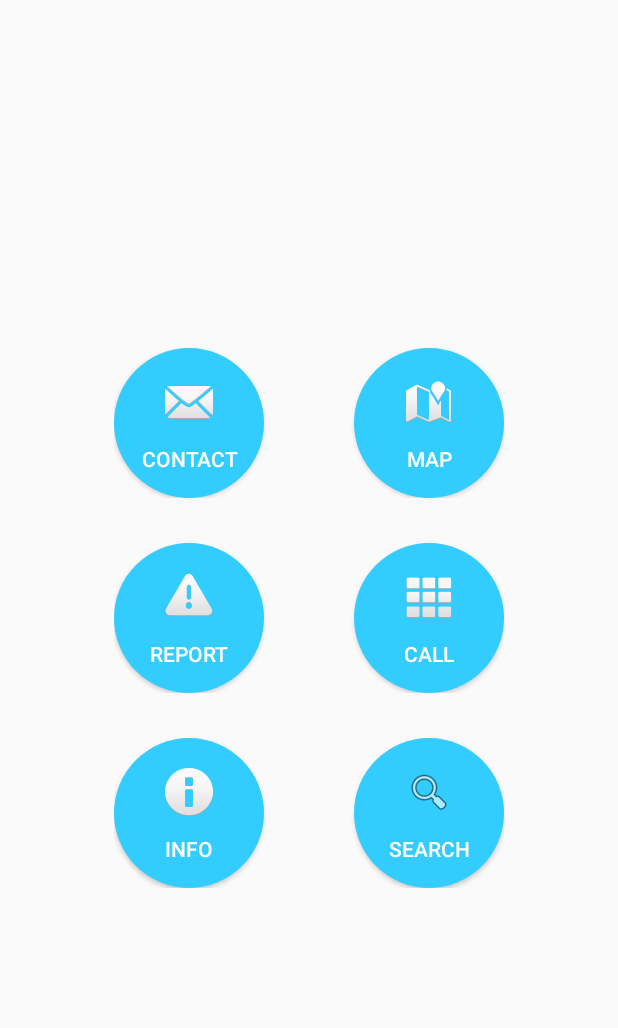
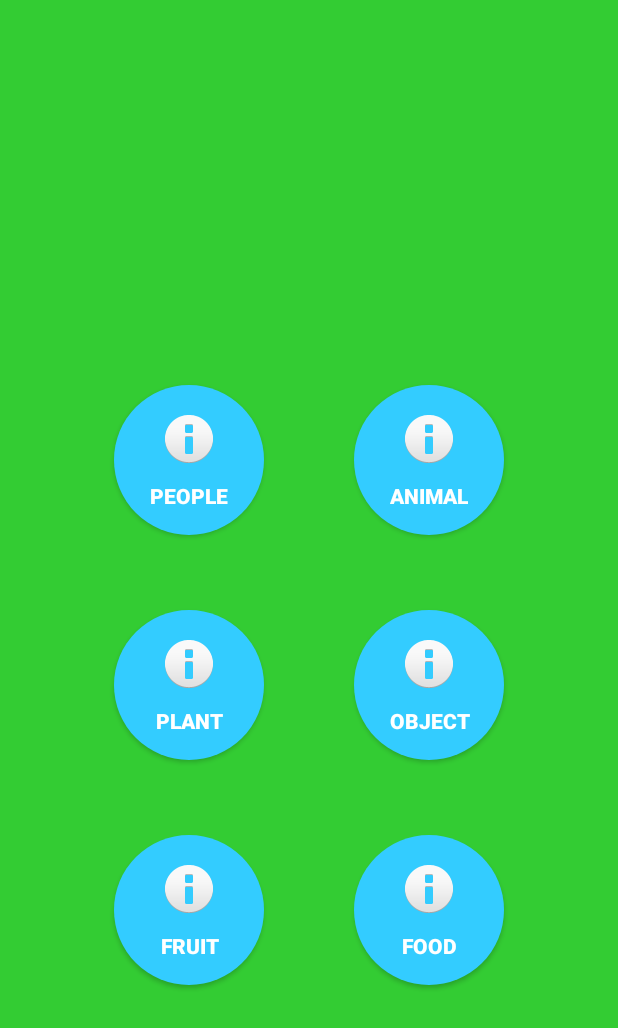
Before and after one commit to TuanAnhNguyen69/Huskid, an Android app: the layout activity_home.xml on its own in the app's theme, with its tools: preview values and no code run, on a phone screen of 412 x 824 dp. Shown: the top 1028 px of the screen. Run offline under Robolectric (Android 15) with nearby library versions, the phone set to English and light mode, and no system bars.

Commit message:
Added popup

```diff
--- a/app/src/main/res/drawable/circular_button.xml
+++ b/app/src/main/res/drawable/circular_button.xml
@@ -1,11 +1,25 @@
 <?xml version="1.0" encoding="utf-8"?>
-<shape xmlns:android="http://schemas.android.com/apk/res/android"
-    android:shape="rectangle">
+<ripple xmlns:android="http://schemas.android.com/apk/res/android"
+        android:color="@color/colorWhite">
+    <item android:id="@android:id/mask">
+        <shape android:shape="rectangle">
             <corners android:radius="1000dp" />
-    <solid android:color="#33ccff" />
+            <solid android:color="@color/colorWhite" />
             <padding
                 android:bottom="4dp"
                 android:left="4dp"
                 android:right="4dp"
                 android:top="4dp" />
         </shape>
+    </item>
+    <item android:id="@android:id/background">
+        <shape android:shape="rectangle">
+            <gradient
+                android:angle="90"
+                android:endColor="#33ccff"
+                android:startColor="#33ccff"
+                android:type="linear"/>
+            <corners android:radius="1000dp" />
+        </shape>
+    </item>
+</ripple>
--- a/app/src/main/res/layout/activity_home.xml
+++ b/app/src/main/res/layout/activity_home.xml
@@ -1,90 +1,129 @@
 <LinearLayout xmlns:android="http://schemas.android.com/apk/res/android"
     android:layout_width="match_parent"
     android:layout_height="match_parent"
+    android:background="@color/colorGreen"
     android:gravity="center"
     android:orientation="vertical"
-    android:padding="16dp">
+    android:padding="16dp"
+    android:id="@+id/activity_home_layout">
 
     <LinearLayout
         android:layout_width="wrap_content"
-        android:layout_height="wrap_content"
+        android:layout_height="120dp"
+        android:layout_marginTop="90dp"
         android:orientation="horizontal">
 
         <Button
+            android:id="@+id/btnPeople"
             android:layout_width="100dp"
             android:layout_height="100dp"
+            android:layout_gravity="center"
+            android:layout_marginLeft="5dp"
             android:background="@drawable/circular_button"
-            android:drawableTop="@android:drawable/ic_dialog_email"
+            android:clickable="true"
+            android:drawableTop="@android:drawable/ic_dialog_info"
             android:paddingTop="20dp"
-            android:text="Contact"
+            android:shadowColor="#808080"
+            android:text="People"
+            android:textStyle="bold"
             android:textColor="#fff"
-            android:shadowColor="#808080"
-            android:clickable="true"/>
+            android:onClick="onButtonClick"/>
 
         <Button
+            android:id="@+id/btnAnimal"
             android:layout_width="100dp"
             android:layout_height="100dp"
+            android:layout_gravity="center"
             android:layout_marginLeft="60dp"
+            android:layout_marginRight="5dp"
             android:background="@drawable/circular_button"
-            android:drawableTop="@android:drawable/ic_dialog_map"
+            android:clickable="true"
+            android:drawableTop="@android:drawable/ic_dialog_info"
             android:paddingTop="20dp"
-            android:text="Map"
+            android:shadowColor="#808080"
+            android:text="Animal"
+            android:textStyle="bold"
             android:textColor="#fff"
-            android:shadowColor="#808080"
-            android:clickable="true"/>
+            android:onClick="onButtonClick"/>
     </LinearLayout>
+
     <LinearLayout
         android:layout_width="wrap_content"
-        android:layout_height="wrap_content"
-        android:orientation="horizontal"
-        android:layout_marginTop="30dp">
+        android:layout_height="120dp"
+        android:layout_marginTop="30dp"
+        android:orientation="horizontal">
+
         <Button
+            android:id="@+id/btnPlant"
             android:layout_width="100dp"
             android:layout_height="100dp"
+            android:layout_gravity="center"
+            android:layout_marginLeft="5dp"
             android:background="@drawable/circular_button"
-            android:drawableTop="@android:drawable/ic_dialog_alert"
+            android:clickable="true"
+            android:drawableTop="@android:drawable/ic_dialog_info"
             android:paddingTop="20dp"
-            android:text="Report"
+            android:shadowColor="#808080"
+            android:text="Plant"
+            android:textStyle="bold"
             android:textColor="#fff"
-            android:shadowColor="#808080"
-            android:clickable="true"/>
+            android:onClick="onButtonClick"/>
+
         <Button
+            android:id="@+id/btnObject"
             android:layout_width="100dp"
             android:layout_height="100dp"
+            android:layout_gravity="center"
             android:layout_marginLeft="60dp"
+            android:layout_marginRight="5dp"
             android:background="@drawable/circular_button"
-            android:drawableTop="@android:drawable/ic_dialog_dialer"
+            android:clickable="true"
+            android:drawableTop="@android:drawable/ic_dialog_info"
             android:paddingTop="20dp"
-            android:text="Call"
+            android:shadowColor="#808080"
+            android:text="Object"
+            android:textStyle="bold"
             android:textColor="#fff"
-            android:shadowColor="#808080"
-            android:clickable="true"/>
+            android:onClick="onButtonClick"/>
     </LinearLayout>
+
     <LinearLayout
         android:layout_width="wrap_content"
-        android:layout_height="wrap_content"
-        android:orientation="horizontal"
-        android:layout_marginTop="30dp">
+        android:layout_height="120dp"
+        android:layout_marginTop="30dp"
+        android:orientation="horizontal">
+
         <Button
+            android:id="@+id/btnFruit"
             android:layout_width="100dp"
             android:layout_height="100dp"
+            android:layout_gravity="center"
+            android:layout_marginLeft="5dp"
             android:background="@drawable/circular_button"
+            android:clickable="true"
             android:drawableTop="@android:drawable/ic_dialog_info"
             android:paddingTop="20dp"
-            android:text="Info"
+            android:shadowColor="#808080"
+            android:text="Fruit"
+            android:textStyle="bold"
             android:textColor="#fff"
-            android:shadowColor="#808080"
-            android:clickable="true"/>
+            android:onClick="onButtonClick"/>
+
         <Button
+            android:id="@+id/btnFood"
             android:layout_width="100dp"
             android:layout_height="100dp"
+            android:layout_gravity="center"
             android:layout_marginLeft="60dp"
+            android:layout_marginRight="5dp"
             android:background="@drawable/circular_button"
-            android:drawableTop="@android:drawable/ic_menu_search"
+            android:clickable="true"
+            android:drawableTop="@android:drawable/ic_dialog_info"
             android:paddingTop="20dp"
-            android:text="Search"
+            android:shadowColor="#808080"
+            android:text="Food"
+            android:textStyle="bold"
             android:textColor="#fff"
-            android:shadowColor="#808080"
-            android:clickable="true"/>
+            android:onClick="onButtonClick"/>
     </LinearLayout>
 </LinearLayout>
--- a/app/src/main/res/values/colors.xml
+++ b/app/src/main/res/values/colors.xml
@@ -7,6 +7,7 @@
     <color name="colorAccent">#c7736a</color>
     <color name="colorWhite">#FFFFFF</color>
     <color name="colorBlue">#1098c5</color>
+    <color name="colorGreen">#33CC33</color>
     <color name="colorRed">#da2411</color>
     <color name="colorLightBlack">#863c41</color>
     <color name="colorLightGray">#b1acac</color>
@@ -16,11 +17,11 @@
     <color name="colorCheckIn">#ee6d62</color>
     <color name="colorPlaceHolder">#dddddd</color>
     <color name="transparent">#00000000</color>
-
     <color name="colorIntro">#e97274</color>
     <color name="colorGray">#808080</color>
     <color name="colorInActiveIndicator">#F29D9E</color>
     <color name="colorActiveIndicator">#E97274</color>
     <color name="colorBlack">#000000</color>
     <color name="colorBackground">#fafafa</color>
+    <color name="colorPink">#FF0066</color>
 </resources>
--- a/app/src/main/res/values/styles.xml
+++ b/app/src/main/res/values/styles.xml
@@ -7,5 +7,8 @@
         <item name="colorPrimaryDark">@color/colorPrimaryDark</item>
         <item name="colorAccent">@color/colorAccent</item>
     </style>
-
+    <style name="PopupAnimation">
+        <item name="android:windowEnterAnimation">@anim/popup_show</item>
+        <item name="android:windowExitAnimation">@anim/popup_exit</item>
+    </style>
 </resources>
```
Also changed, not shown: app/src/main/AndroidManifest.xml (+3 -6 lines), app/src/main/java/com/example/razor/huskid/activity/HomeActivity.java (+20 -9 lines), app/src/main/res/anim/popup_exit.xml (added, +20 -0 lines), app/src/main/res/anim/popup_show.xml (added, +14 -0 lines), app/src/main/res/layout/popup_window.xml (added, +71 -0 lines), app/src/main/res/mipmap-hdpi/ic_gamepad_white_48dp.png (added), app/src/main/res/mipmap-hdpi/ic_library_books_white_48dp.png (added), app/src/main/res/mipmap-mdpi/ic_gamepad_white_48dp.png (added), app/src/main/res/mipmap-mdpi/ic_library_books_white_48dp.png (added), app/src/main/res/mipmap-xhdpi/ic_gamepad_white_48dp.png (added), app/src/main/res/mipmap-xhdpi/ic_library_books_white_48dp.png (added), app/src/main/res/mipmap-xxhdpi/ic_gamepad_white_48dp.png (added), app/src/main/res/mipmap-xxhdpi/ic_library_books_white_48dp.png (added), app/src/main/res/mipmap-xxxhdpi/ic_gamepad_white_48dp.png (added), 1 more files. Lines whose indentation alone changed are shown as unchanged.
